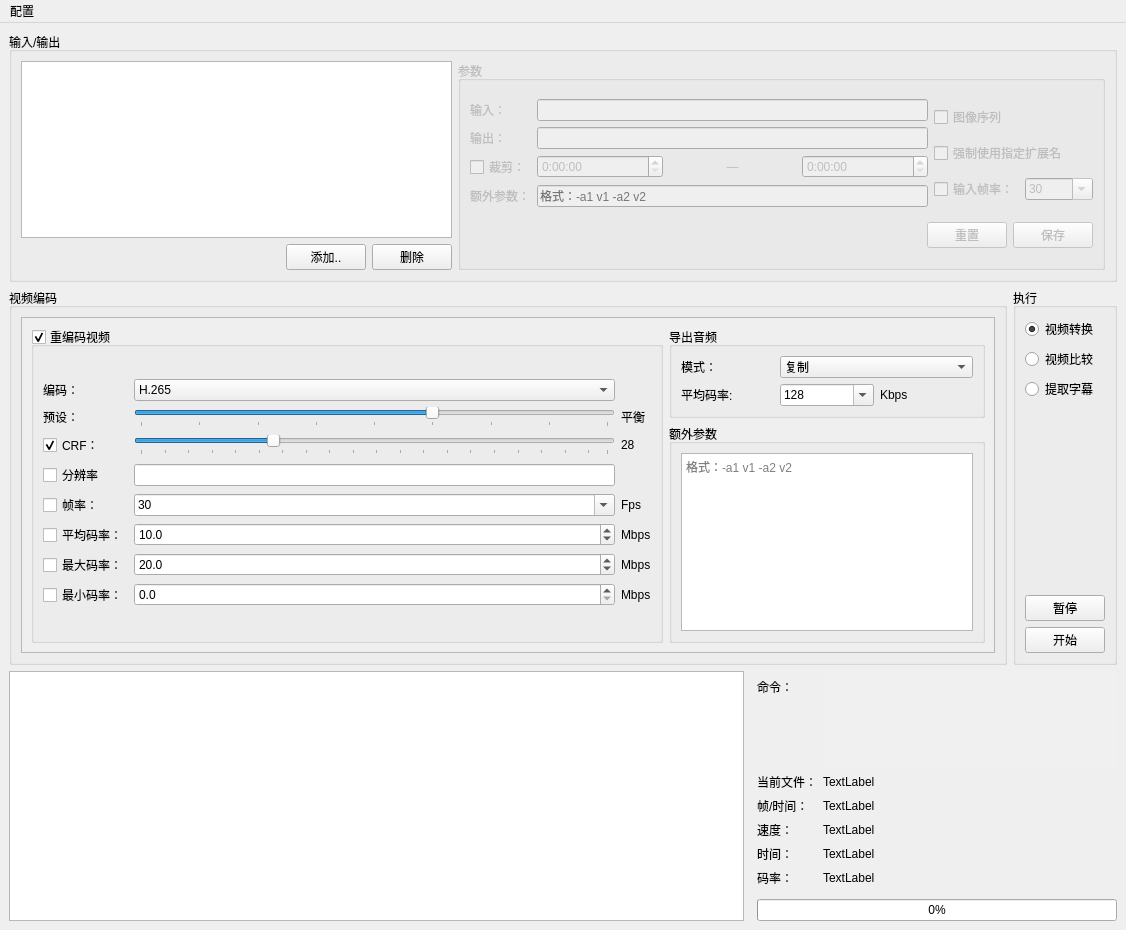
First picture: the form in vca/main_window.ui, repository autodotua/Video-Compression-Assistant, before the edit.
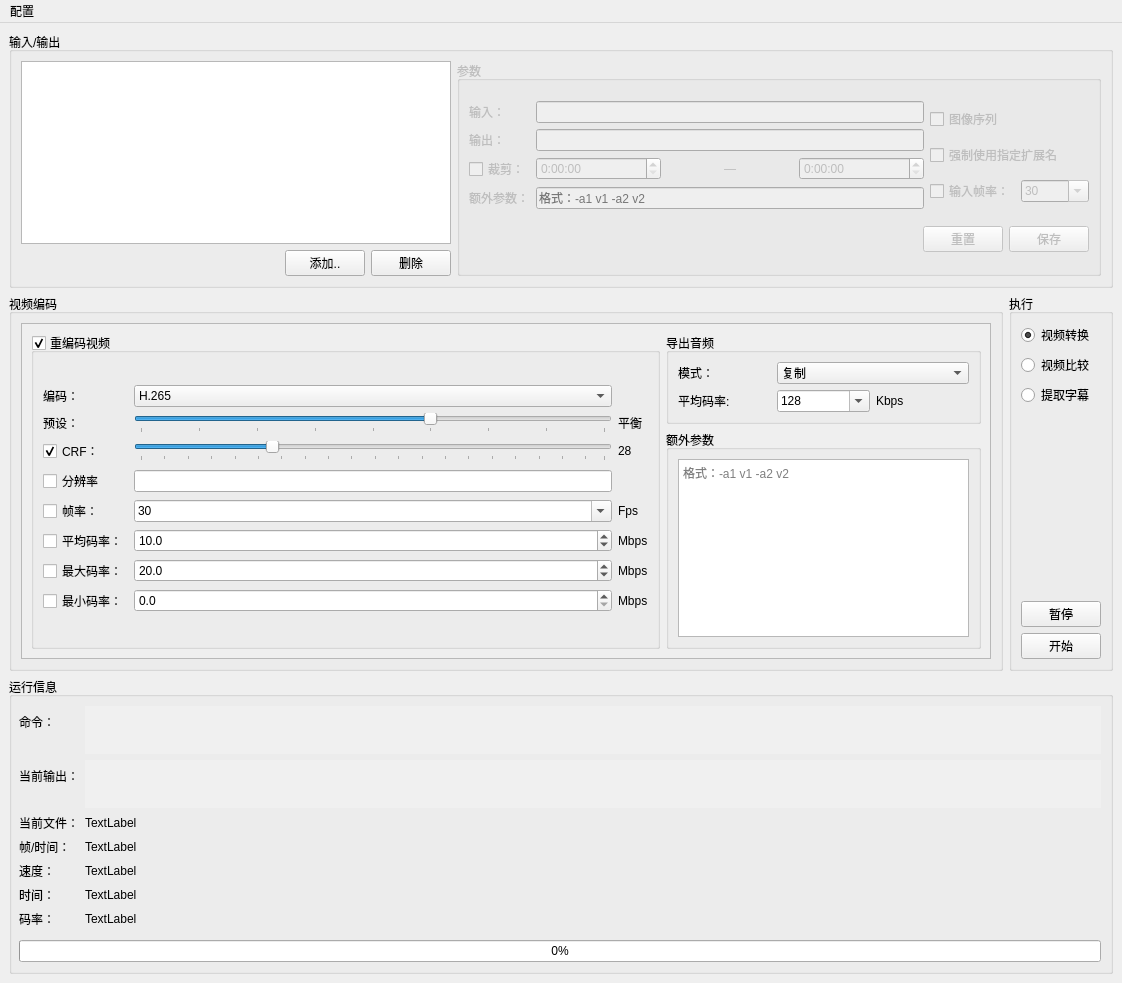
Second picture: the form after the edit.

Commit message: 取消了输出框，改为单独一条的Label；修复了视频比较在路径含空格时失败的BUG；修复了音频部分情况下无法保存配置的BUG

Diff of the .ui file:
```diff
--- a/vca/main_window.ui
+++ b/vca/main_window.ui
@@ -6,8 +6,8 @@
    <rect>
     <x>0</x>
     <y>0</y>
-    <width>1126</width>
-    <height>930</height>
+    <width>1122</width>
+    <height>983</height>
    </rect>
   </property>
   <property name="windowTitle">
@@ -327,8 +327,8 @@
              <rect>
               <x>0</x>
               <y>0</y>
-              <width>952</width>
-              <height>344</height>
+              <width>948</width>
+              <height>350</height>
              </rect>
             </property>
             <layout class="QGridLayout" name="gridLayout_7" columnstretch="2,1">
@@ -823,83 +823,80 @@
      </layout>
     </item>
     <item>
-     <layout class="QHBoxLayout" name="horizontalLayout" stretch="2,1">
+     <layout class="QHBoxLayout" name="horizontalLayout" stretch="0">
       <item>
-       <widget class="QTextEdit" name="txt_log">
-        <property name="readOnly">
-         <bool>true</bool>
+       <widget class="QGroupBox" name="groupBox_3">
+        <property name="title">
+         <string>运行信息</string>
         </property>
-       </widget>
-      </item>
-      <item>
        <layout class="QFormLayout" name="formLayout">
         <property name="leftMargin">
          <number>7</number>
         </property>
-        <item row="1" column="0">
+         <item row="0" column="0">
+          <widget class="QLabel" name="label_4">
+           <property name="text">
+            <string>命令：</string>
+           </property>
+          </widget>
+         </item>
+         <item row="2" column="0">
          <widget class="QLabel" name="label_11">
           <property name="text">
            <string>当前文件：</string>
           </property>
          </widget>
         </item>
-        <item row="1" column="1">
-         <widget class="QLabel" name="lbl_current_file">
-          <property name="text">
-           <string>TextLabel</string>
-          </property>
-         </widget>
-        </item>
-        <item row="2" column="0">
+         <item row="3" column="0">
          <widget class="QLabel" name="label_13">
           <property name="text">
            <string>帧/时间：</string>
           </property>
          </widget>
         </item>
-        <item row="2" column="1">
+         <item row="3" column="1">
          <widget class="QLabel" name="lbl_current_frame_time">
           <property name="text">
            <string>TextLabel</string>
           </property>
          </widget>
         </item>
-        <item row="3" column="0">
+         <item row="4" column="0">
          <widget class="QLabel" name="label_14">
           <property name="text">
            <string>速度：</string>
           </property>
          </widget>
         </item>
-        <item row="3" column="1">
+         <item row="4" column="1">
          <widget class="QLabel" name="lbl_current_speed">
           <property name="text">
            <string>TextLabel</string>
           </property>
          </widget>
         </item>
-        <item row="4" column="0">
+         <item row="5" column="0">
          <widget class="QLabel" name="label_15">
           <property name="text">
            <string>时间：</string>
           </property>
          </widget>
         </item>
-        <item row="4" column="1">
+         <item row="5" column="1">
          <widget class="QLabel" name="lbl_current_time">
           <property name="text">
            <string>TextLabel</string>
           </property>
          </widget>
         </item>
-        <item row="5" column="0">
+         <item row="6" column="0">
          <widget class="QLabel" name="label_12">
           <property name="text">
            <string>码率：</string>
           </property>
          </widget>
         </item>
-        <item row="5" column="1">
+         <item row="6" column="1">
          <widget class="QLabel" name="lbl_current_bitrate">
           <property name="text">
            <string>TextLabel</string>
@@ -907,34 +904,47 @@
          </widget>
         </item>
         <item row="7" column="0" colspan="2">
+          <spacer name="verticalSpacer_2">
+           <property name="orientation">
+            <enum>Qt::Vertical</enum>
+           </property>
+           <property name="sizeHint" stdset="0">
+            <size>
+             <width>20</width>
+             <height>40</height>
+            </size>
+           </property>
+          </spacer>
+         </item>
+         <item row="8" column="0" colspan="2">
          <widget class="QProgressBar" name="prgb_current">
           <property name="value">
            <number>0</number>
           </property>
          </widget>
         </item>
-        <item row="6" column="0" colspan="2">
-         <spacer name="verticalSpacer_2">
-          <property name="orientation">
-           <enum>Qt::Vertical</enum>
-          </property>
-          <property name="sizeHint" stdset="0">
-           <size>
-            <width>20</width>
-            <height>40</height>
-           </size>
-          </property>
-         </spacer>
-        </item>
-        <item row="0" column="0">
-         <widget class="QLabel" name="label_4">
+         <item row="1" column="0">
+          <widget class="QLabel" name="label_16">
+           <property name="text">
+            <string>当前输出：</string>
+           </property>
+          </widget>
+         </item>
+         <item row="2" column="1">
+          <widget class="QLabel" name="lbl_current_file">
           <property name="text">
-           <string>命令：</string>
+            <string>TextLabel</string>
           </property>
          </widget>
         </item>
         <item row="0" column="1">
          <widget class="QTextBrowser" name="txt_current_cmd">
+           <property name="maximumSize">
+            <size>
+             <width>16777215</width>
+             <height>48</height>
+            </size>
+           </property>
           <property name="palette">
            <palette>
             <active>
@@ -1017,7 +1027,64 @@
           </property>
          </widget>
         </item>
-       </layout>
+         <item row="1" column="1">
+          <widget class="QTextBrowser" name="txt_last_output">
+           <property name="maximumSize">
+            <size>
+             <width>16777215</width>
+             <height>48</height>
+            </size>
+           </property>
+           <property name="palette">
+            <palette>
+             <active>
+              <colorrole role="Base">
+               <brush brushstyle="SolidPattern">
+                <color alpha="255">
+                 <red>240</red>
+                 <green>240</green>
+                 <blue>240</blue>
+                </color>
+               </brush>
+              </colorrole>
+             </active>
+             <inactive>
+              <colorrole role="Base">
+               <brush brushstyle="SolidPattern">
+                <color alpha="255">
+                 <red>240</red>
+                 <green>240</green>
+                 <blue>240</blue>
+                </color>
+               </brush>
+              </colorrole>
+             </inactive>
+             <disabled>
+              <colorrole role="Base">
+               <brush brushstyle="SolidPattern">
+                <color alpha="255">
+                 <red>240</red>
+                 <green>240</green>
+                 <blue>240</blue>
+                </color>
+               </brush>
+              </colorrole>
+             </disabled>
+            </palette>
+           </property>
+           <property name="frameShape">
+            <enum>QFrame::NoFrame</enum>
+           </property>
+           <property name="verticalScrollBarPolicy">
+            <enum>Qt::ScrollBarAlwaysOff</enum>
+           </property>
+           <property name="horizontalScrollBarPolicy">
+            <enum>Qt::ScrollBarAlwaysOff</enum>
+           </property>
+          </widget>
+         </item>
+        </layout>
+       </widget>
       </item>
      </layout>
     </item>
@@ -1028,7 +1095,7 @@
     <rect>
      <x>0</x>
      <y>0</y>
-     <width>1126</width>
+     <width>1122</width>
      <height>26</height>
     </rect>
    </property>
```
Lines whose indentation alone changed are shown as unchanged. The commit also changes 4 other files.
